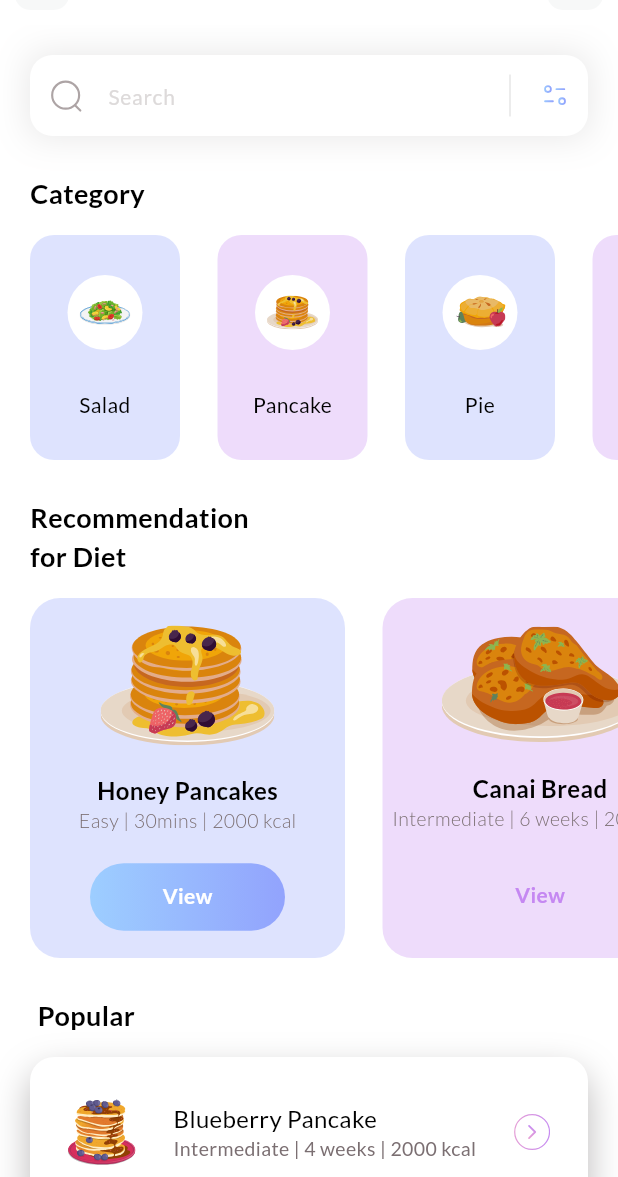
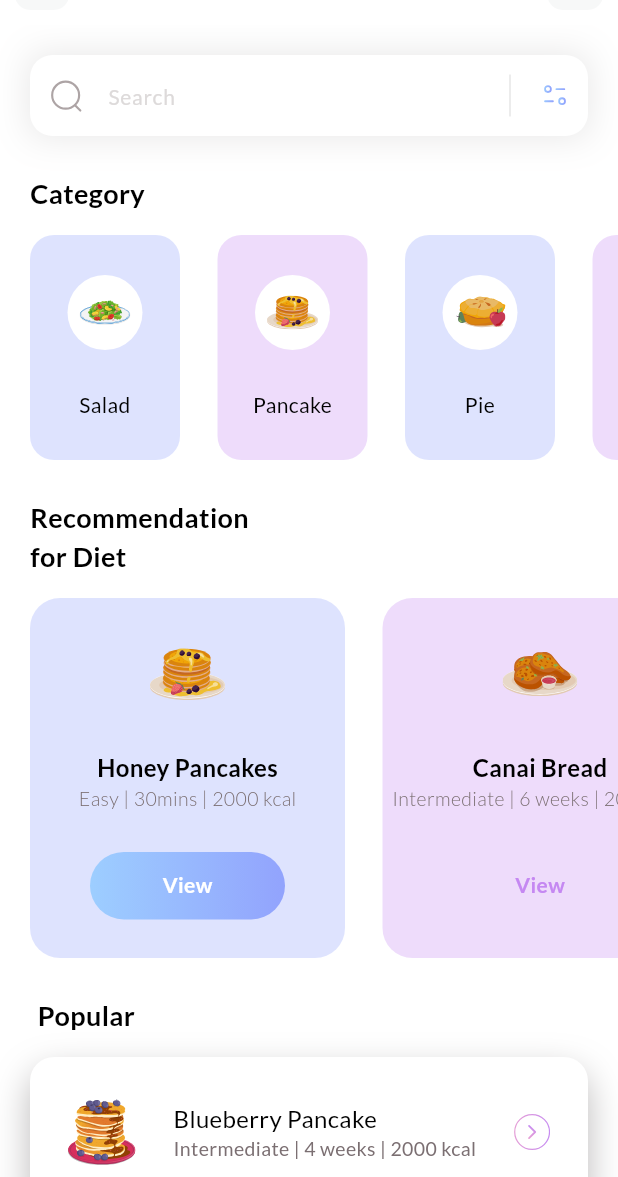
Before and after one commit to WillCallahan/flutter-sample, a Flutter app: the screen it shows after launch, on a phone screen of 412 x 824 dp, the part 59-1236 px from its top. Run offline on Flutter 3.47's test engine with Material 3 defaults, Android fonts, the phone set to English and light mode, and no system bars; our stand-ins replace flutter_svg.

Commit message:
Cleanup for github actions

```diff
--- a/lib/widgets/diet_recommendation.dart
+++ b/lib/widgets/diet_recommendation.dart
@@ -38,7 +38,7 @@ class DietRecommendation extends StatelessWidget {
                 child: Column(
                   mainAxisAlignment: MainAxisAlignment.spaceEvenly,
                   children: [
-                    SvgPicture.asset(diet.iconPath),
+                    SvgPicture.asset(diet.iconPath, height: 50, width: 50),
                     Column(
                       children: [
                         Text(
```
Also changed, not shown: 2 other files.
